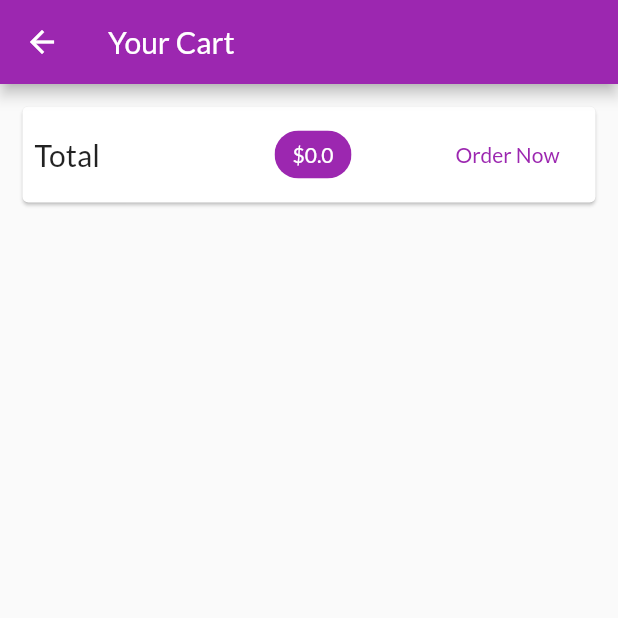
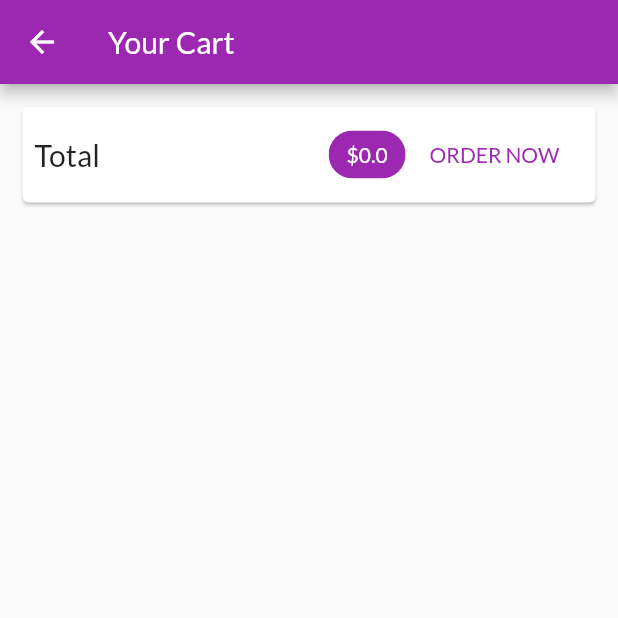
Before and after one commit to ShivamGoyal26/Shop-App-in-the-Flutter, a Flutter app: the CartScreen screen opened by its route, on a phone screen of 412 x 824 dp, the top half of it. Run offline on Flutter 3.47's test engine with Material 2 defaults, Android fonts, the phone set to English and light mode, and no system bars; network calls fail.

Commit message:
7th commit

```diff
--- a/lib/screens/cart_screen.dart
+++ b/lib/screens/cart_screen.dart
@@ -2,6 +2,7 @@ import 'package:flutter/material.dart';
 import 'package:provider/provider.dart';
 
 import '../providers/cart.dart';
+import '../widgets/cart_item.dart' as ci;
 
 class CartScreen extends StatelessWidget {
   static const routeName = '/cart';
@@ -25,9 +26,7 @@ class CartScreen extends StatelessWidget {
                     'Total',
                     style: TextStyle(fontSize: 20),
                   ),
-                  SizedBox(
-                    width: 10,
-                  ),
+                  Spacer(),
                   Chip(
                     label: Text(
                       '\$${cart.tottalAmount}',
@@ -39,13 +38,26 @@ class CartScreen extends StatelessWidget {
                   ),
                   FlatButton(
                     onPressed: () {},
-                    child: Text("Order Now"),
+                    child: Text("ORDER NOW"),
                     textColor: Theme.of(context).primaryColor,
                   )
                 ],
               ),
             ),
           ),
+          SizedBox(
+            height: 10,
+          ),
+          Expanded(
+            child: ListView.builder(
+              itemCount: cart.itemCount,
+              itemBuilder: (ctx, i) => ci.CartItem(
+                  id: cart.items.values.toList()[i].id,
+                  title: cart.items.values.toList()[i].title,
+                  price: cart.items.values.toList()[i].price,
+                  quantity: cart.items.values.toList()[i].quantity),
+            ),
+          )
         ],
       ),
     );
```
Also changed, not shown: lib/widgets/cart_item.dart (added, +29 -0 lines).
